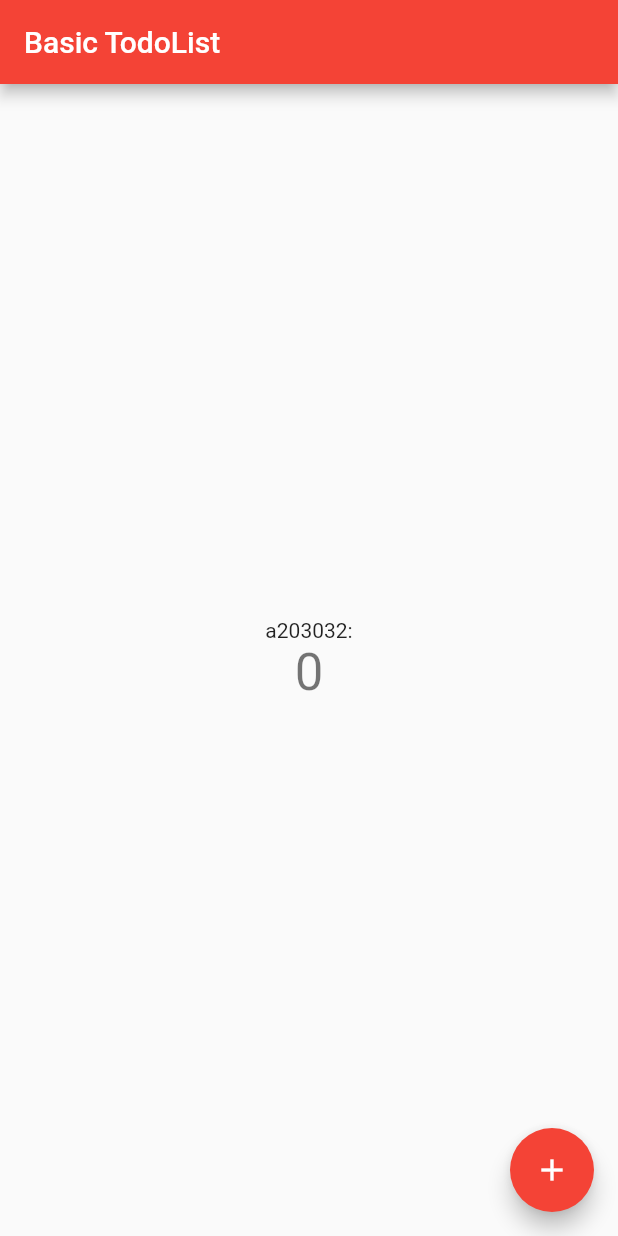
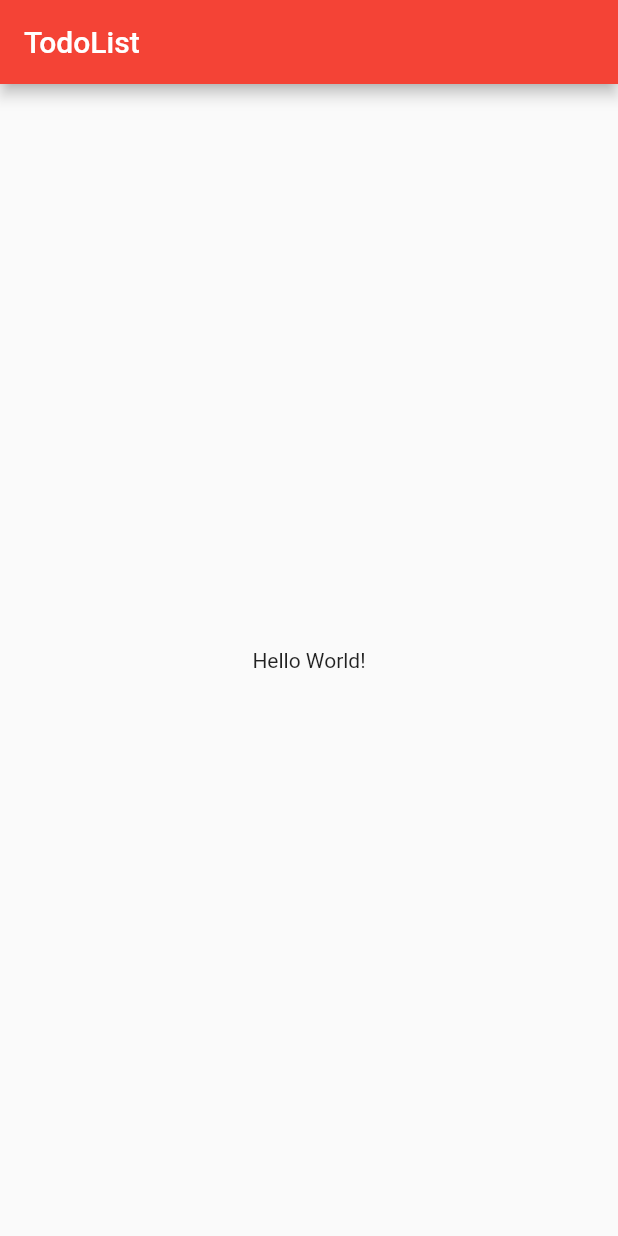
Before and after one commit to wallyngson/todolist-flutter, a Flutter app: the screen it shows after launch, on a phone screen of 412 x 824 dp. Run offline on Flutter 3.47's test engine with Material 2 defaults, Android fonts, the phone set to English and light mode, and no system bars.

Commit message:
Update main.dart

```diff
--- a/lib/main.dart
+++ b/lib/main.dart
@@ -14,57 +14,24 @@ class MyApp extends StatelessWidget {
       theme: ThemeData(
         primarySwatch: Colors.red,
       ),
-      home: MyHomePage(title: 'Basic TodoList'),
+      home: HomePage(),
     );
   }
 }
 
-// stf create a stateful
-class MyHomePage extends StatefulWidget {
-  MyHomePage({Key key, this.title}) : super(key: key);
-
-  final String title;
-
-  @override
-  _MyHomePageState createState() => _MyHomePageState();
-}
-
-class _MyHomePageState extends State<MyHomePage> {
-  int _counter = 0;
-
-  void _incrementCounter() {
-    setState(() {
-      _counter++;
-    });
-  }
-
+class HomePage extends StatelessWidget {
   @override
   Widget build(BuildContext context) {
-
     return Scaffold(
       appBar: AppBar(
-        title: Text(widget.title),
+        title: Text('TodoList'),
       ),
-      body: Center(
-        child: Column(
 
-          mainAxisAlignment: MainAxisAlignment.center,
-          children: <Widget>[
-            Text(
-              'a203032:',
-            ),
-            Text(
-              '$_counter',
-              style: Theme.of(context).textTheme.display1,
-            ),
-          ],
+      body: Container(
+        child: Center(
+          child: Text('Hello World!'),
         ),
       ),
-      floatingActionButton: FloatingActionButton(
-        onPressed: _incrementCounter,
-        tooltip: 'Increment',
-        child: Icon(Icons.add),
-      ), // This trailing comma makes auto-formatting nicer for build methods.
     );
   }
 }
```
